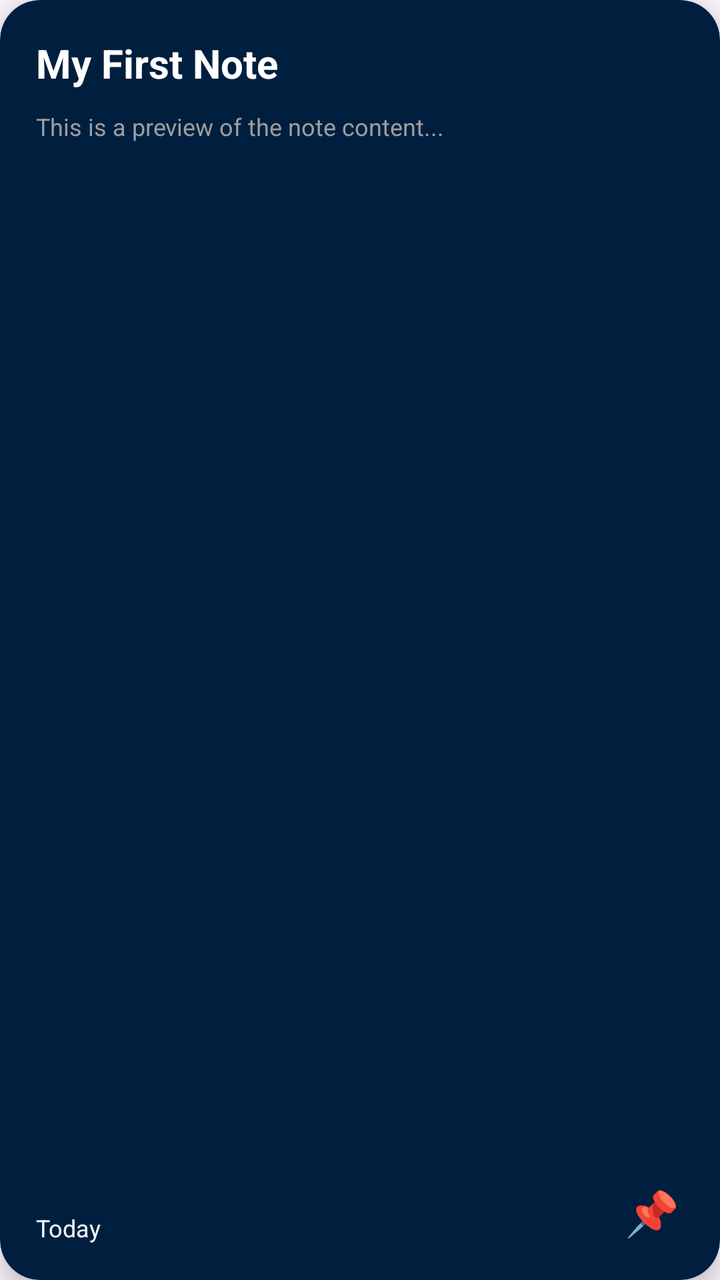
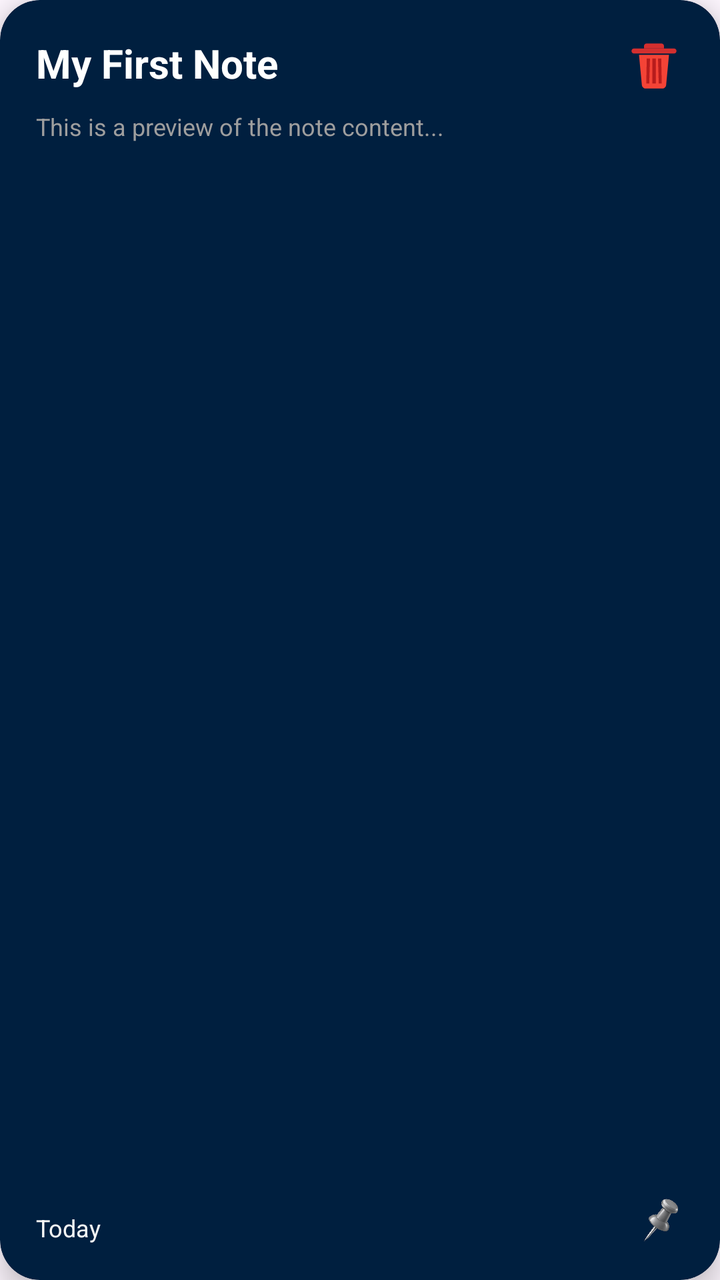

Compare the two renders of this Android layout. The source of the first and the diff that turns it into the second are given below.
<!-- AndroidManifest.xml: application theme Theme.Notes -->
<!-- res/layout/notes_card_view.xml -->
<?xml version="1.0" encoding="utf-8"?>


<androidx.cardview.widget.CardView
    xmlns:android="http://schemas.android.com/apk/res/android"
    xmlns:app="http://schemas.android.com/apk/res-auto"

    android:layout_width="match_parent"
    android:layout_height="140dp"
    android:layout_margin="10dp"

    android:backgroundTint="@color/navy_blue"
    app:cardCornerRadius="20dp"
    app:cardElevation="8dp">

    <androidx.constraintlayout.widget.ConstraintLayout
        android:layout_width="match_parent"
        android:layout_height="match_parent"
        android:padding="18dp">

        <TextView
            android:id="@+id/noteTitle"
            android:layout_width="0dp"
            android:layout_height="wrap_content"
            android:text="My First Note"
            android:textColor="@color/white"
            android:textSize="20sp"
            android:textStyle="bold"
            android:maxLines="1"
            android:ellipsize="end"
            app:layout_constraintTop_toTopOf="parent"
            app:layout_constraintStart_toStartOf="parent"
            app:layout_constraintEnd_toEndOf="parent" />

        <TextView
            android:id="@+id/noteContent"
            android:layout_width="0dp"
            android:layout_height="wrap_content"
            android:layout_marginTop="10dp"
            android:text="This is a preview of the note content..."
            android:textColor="@color/gray_medium"
            android:textSize="12sp"
            android:maxLines="2"
            android:ellipsize="end"
            app:layout_constraintTop_toBottomOf="@id/noteTitle"
            app:layout_constraintStart_toStartOf="parent"
            app:layout_constraintEnd_toEndOf="parent" />

        <TextView
            android:id="@+id/noteDate"
            android:layout_width="wrap_content"
            android:layout_height="wrap_content"
            android:text="Today"
            android:textColor="@color/gray_light"
            android:textSize="12sp"
            app:layout_constraintBottom_toBottomOf="parent"
            app:layout_constraintStart_toStartOf="parent" />

        <TextView
            android:id="@+id/noteMore"
            android:layout_width="32dp"
            android:layout_height="32dp"
            android:gravity="center"
            android:text="📌"
            android:textColor="@color/white"
            android:textSize="22sp"
            android:clickable="true"
            android:focusable="true"
            app:layout_constraintBottom_toBottomOf="parent"
            app:layout_constraintEnd_toEndOf="parent" />

    </androidx.constraintlayout.widget.ConstraintLayout>

</androidx.cardview.widget.CardView>
<!-- resources referenced by this layout -->
<resources>
  <color name="gray_light">#FFF5F5F5</color>
  <color name="gray_medium">#FF9E9E9E</color>
  <color name="navy_blue">#001F3F</color>
  <color name="white">#FFFFFFFF</color>
  <style name="Theme.Notes" parent="Base.Theme.Notes" />
  <style name="Base.Theme.Notes" parent="Theme.Material3.DayNight.NoActionBar">
          
          
      </style>
</resources>

<!-- the commit's change to res/layout/notes_card_view.xml (unified diff, before → after) -->
@@ -5,6 +5,7 @@
     xmlns:android="http://schemas.android.com/apk/res/android"
     xmlns:app="http://schemas.android.com/apk/res-auto"
 
+    xmlns:tools="http://schemas.android.com/tools"
     android:layout_width="match_parent"
     android:layout_height="140dp"
     android:layout_margin="10dp"
@@ -22,29 +23,43 @@
             android:id="@+id/noteTitle"
             android:layout_width="0dp"
             android:layout_height="wrap_content"
+            android:ellipsize="end"
+            android:maxLines="1"
             android:text="My First Note"
             android:textColor="@color/white"
             android:textSize="20sp"
             android:textStyle="bold"
-            android:maxLines="1"
-            android:ellipsize="end"
-            app:layout_constraintTop_toTopOf="parent"
+            app:layout_constraintEnd_toStartOf="@+id/btnDelete"
             app:layout_constraintStart_toStartOf="parent"
-            app:layout_constraintEnd_toEndOf="parent" />
+            app:layout_constraintTop_toTopOf="parent" />
+
+        <ImageView
+            android:id="@+id/btnDelete"
+            android:layout_width="30dp"
+            android:layout_height="30dp"
+            android:gravity="center"
+            android:src="@drawable/ic_delete"
+            android:textColor="@color/error_red"
+            android:textSize="24sp"
+            android:textStyle="bold"
+            android:clickable="true"
+            android:focusable="true"
+            app:layout_constraintEnd_toEndOf="parent"
+            app:layout_constraintTop_toTopOf="parent" />
 
         <TextView
             android:id="@+id/noteContent"
             android:layout_width="0dp"
             android:layout_height="wrap_content"
             android:layout_marginTop="10dp"
+            android:ellipsize="end"
+            android:maxLines="2"
             android:text="This is a preview of the note content..."
             android:textColor="@color/gray_medium"
             android:textSize="12sp"
-            android:maxLines="2"
-            android:ellipsize="end"
-            app:layout_constraintTop_toBottomOf="@id/noteTitle"
+            app:layout_constraintEnd_toEndOf="parent"
             app:layout_constraintStart_toStartOf="parent"
-            app:layout_constraintEnd_toEndOf="parent" />
+            app:layout_constraintTop_toBottomOf="@id/noteTitle" />
 
         <TextView
             android:id="@+id/noteDate"
@@ -56,16 +71,16 @@
             app:layout_constraintBottom_toBottomOf="parent"
             app:layout_constraintStart_toStartOf="parent" />
 
-        <TextView
+        <ImageView
             android:id="@+id/noteMore"
-            android:layout_width="32dp"
-            android:layout_height="32dp"
+            android:layout_width="25dp"
+            android:layout_height="25dp"
+            android:clickable="true"
+            android:focusable="true"
             android:gravity="center"
-            android:text="📌"
+            android:src="@drawable/pin"
             android:textColor="@color/white"
             android:textSize="22sp"
-            android:clickable="true"
-            android:focusable="true"
             app:layout_constraintBottom_toBottomOf="parent"
             app:layout_constraintEnd_toEndOf="parent" />
 
<!-- resource entries referenced after the edit -->
@@ -1,9 +1,39 @@
 <!-- resources referenced by this layout -->
 <resources>
+  <color name="error_red">#FFB00020</color>
   <color name="gray_light">#FFF5F5F5</color>
   <color name="gray_medium">#FF9E9E9E</color>
   <color name="navy_blue">#001F3F</color>
   <color name="white">#FFFFFFFF</color>
+  <!-- drawable ic_delete (drawable) -->
+  <vector xmlns:android="http://schemas.android.com/apk/res/android"
+      android:width="24dp"
+      android:height="24dp"
+      android:viewportWidth="24"
+      android:viewportHeight="24">
+  
+      
+      <path
+          android:fillColor="#D32F2F"
+          android:pathData="M9,3 L15,3 C15.55,3 16,3.45 16,4 L16,5 L8,5 L8,4 C8,3.45 8.45,3 9,3 Z M10,4.5 L14,4.5 L14,5 L10,5 Z" />
+  
+      
+      <path
+          android:fillColor="#D32F2F"
+          android:pathData="M4,5 H20 C20.55,5 21,5.45 21,6 C21,6.55 20.55,7 20,7 H4 C3.45,7 3,6.55 3,6 C3,5.45 3.45,5 4,5 Z" />
+  
+      
+      <path
+          android:fillColor="#F44336"
+          android:pathData="M6,7.5 H18 L16.85,19.65 C16.75,20.4 16.1,21 15.35,21 H8.65 C7.9,21 7.25,20.4 7.15,19.65 Z" />
+  
+      
+      <path
+          android:fillColor="#B71C1C"
+          android:pathData="M9.1,9 H10.4 L10.1,19 H8.9 Z M11.3,9 H12.7 L12.7,19 H11.3 Z M13.6,9 H14.9 L15.1,19 H13.9 Z" />
+  
+  </vector>
+  <!-- drawable pin: png bitmap (drawable, 79140 bytes) -->
   <style name="Theme.Notes" parent="Base.Theme.Notes" />
   <style name="Base.Theme.Notes" parent="Theme.Material3.DayNight.NoActionBar">
           
